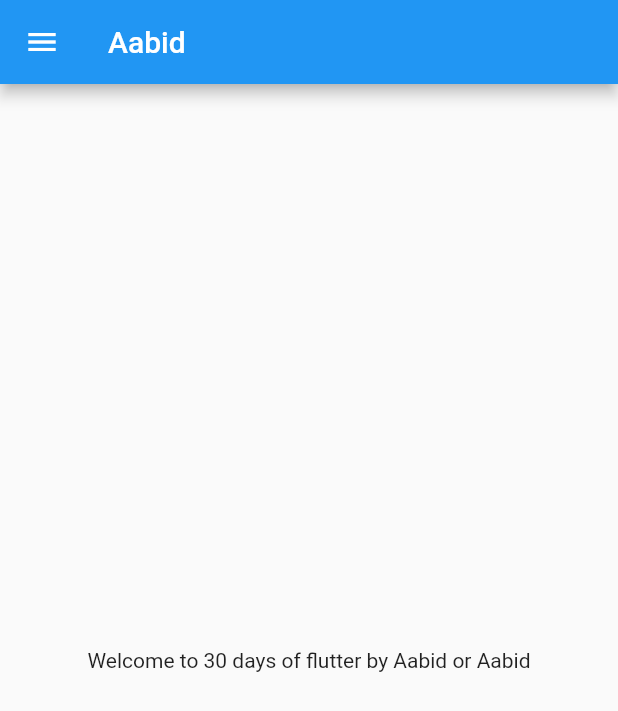
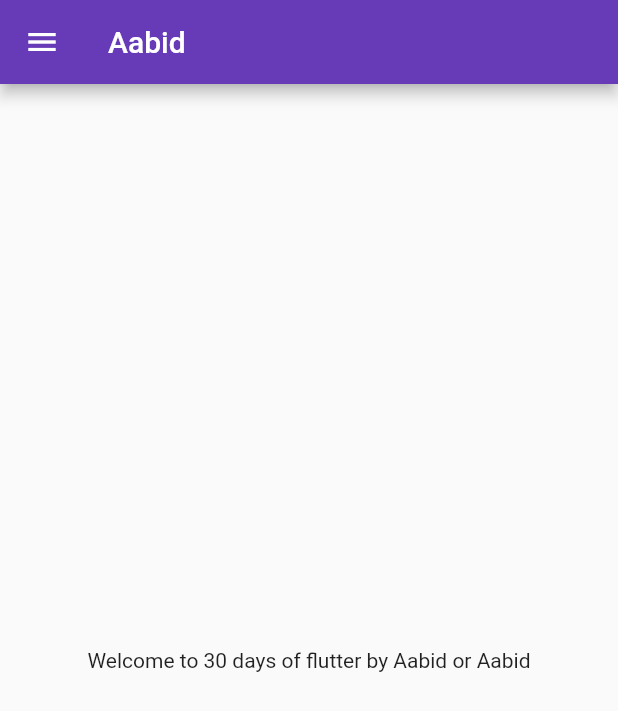
Before and after one commit to aabidsayeed1/30DaysOfFlutter, a Flutter app: the screen it shows after launch, on a phone screen of 412 x 824 dp. Shown: the top 711 px of the screen. Run offline on Flutter 3.47's test engine with Material 2 defaults, Android fonts, the phone set to English and light mode, and no system bars.

Commit message:
day 3 completed

```diff
--- a/lib/main.dart
+++ b/lib/main.dart
@@ -1,6 +1,7 @@
 import 'package:flutter/material.dart';
+import 'package:flutter_application_1/pages/login_page.dart';
 
-import 'home_page.dart';
+import 'pages/home_page.dart';
 
 void main() {
   runApp(MyApp());
@@ -11,12 +12,18 @@ class MyApp extends StatelessWidget {
 
   @override
   Widget build(BuildContext context) {
+    return MaterialApp(
+      //home: HomePage(),
+      themeMode: ThemeMode.light,
+      theme: ThemeData(primarySwatch: Colors.deepPurple),
+      darkTheme: ThemeData(brightness: Brightness.dark),
+     initialRoute: "/home",
+      routes: {
 
-
-
-
-    return MaterialApp(
-      home:HomePage(),
+        "/": (context) => LoginPage(),
+        "/home": (context) => HomePage(),
+        "/login": (context) => LoginPage(),
+      },
     );
   }
 }
```
Also changed, not shown: lib/pages/login_page.dart (added, +20 -0 lines), lib/pages/home_page.dart (renamed from lib/home_page.dart).
